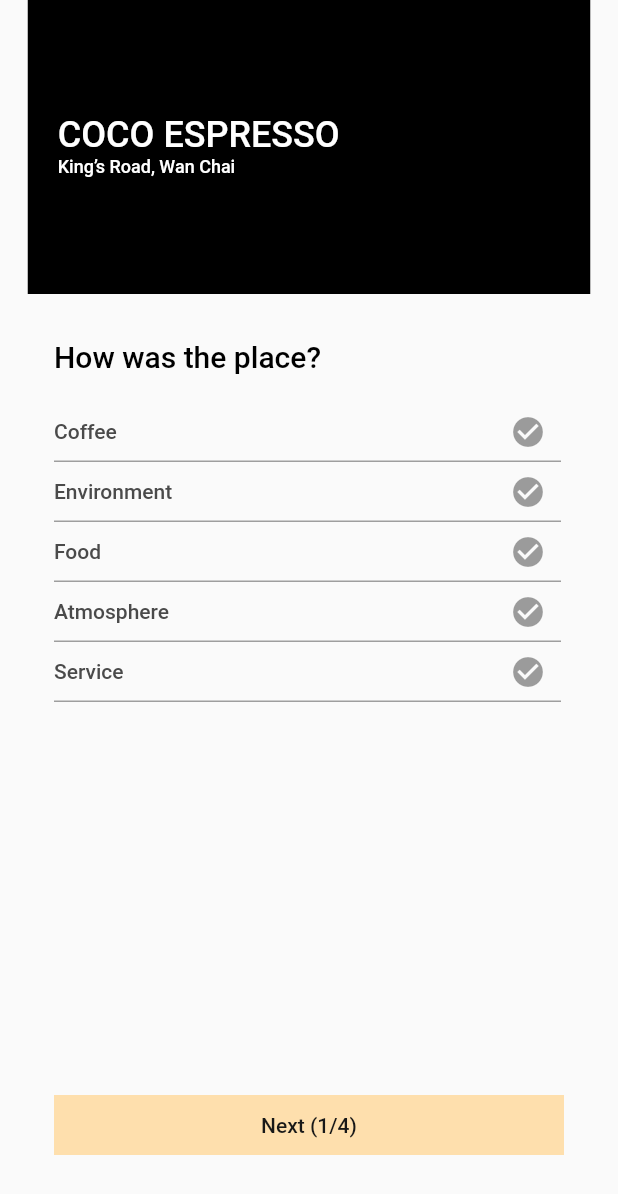
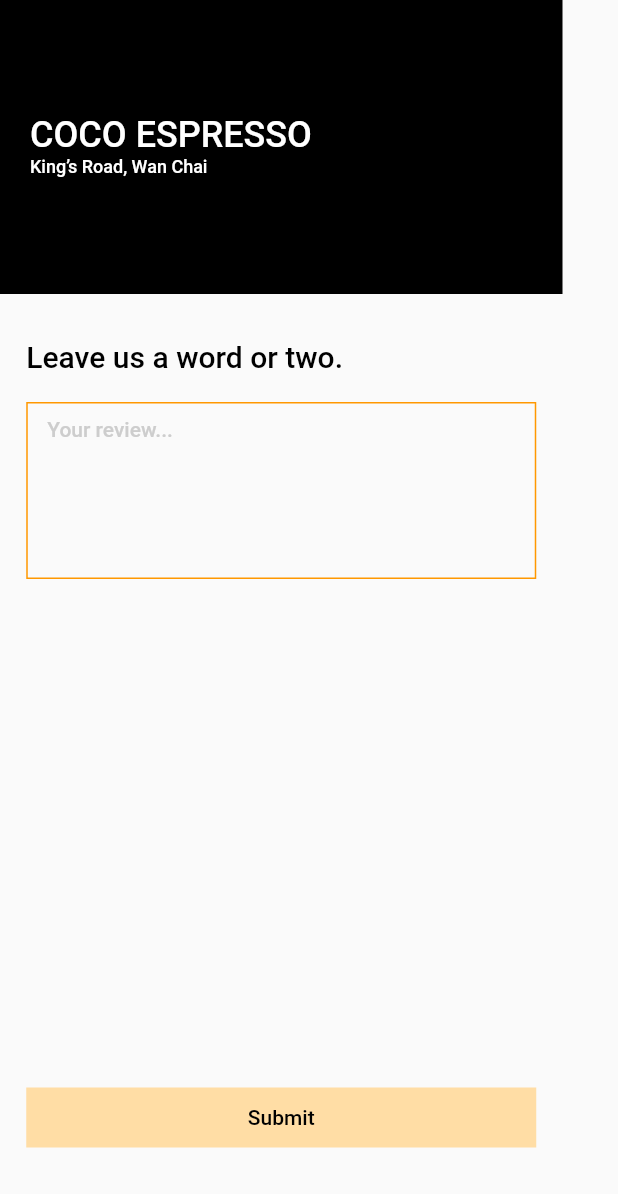
Before and after one commit to tkff1222/ui_screen, a Flutter app: the screen it shows after launch, on a phone screen of 412 x 824 dp. Shown: the top 1194 px of the screen. Run offline on Flutter 3.47's test engine with Material 2 defaults, Android fonts, the phone set to English and light mode, and no system bars; our stand-ins replace flutter_svg; Roboto replaces fonts that are missing (Futura).

```diff
--- /dev/null
+++ b/lib/C005.dart
@@ -0,0 +1,93 @@
+import 'package:flutter/material.dart';
+
+class C005 extends StatefulWidget {
+  C005({Key key}) : super(key: key);
+
+  @override
+  _C005State createState() => new _C005State();
+}
+
+class _C005State extends State<C005> {
+  @override
+  Widget build(BuildContext context) {
+    return new Scaffold(
+      body: new Column(
+        children: <Widget>[
+          new Container(
+              width: 375,
+              height: 196,
+              decoration: new BoxDecoration(
+                color: Color(0xFF000000),
+              ),
+              child: Padding(
+                padding: const EdgeInsets.only(left: 20),
+                child: Column(
+                  mainAxisAlignment: MainAxisAlignment.start,
+                  crossAxisAlignment: CrossAxisAlignment.start,
+                  children: <Widget>[
+                    SizedBox(height: 76.0),
+                    new Text( "COCO ESPRESSO", style: TextStyle(
+                      fontSize: 24,
+                      fontWeight: FontWeight.w500,
+                      fontFamily: "Futura",
+                      color: Color(0xFFFFFFFF),
+                    ),),
+                    new Text( "King’s Road, Wan Chai", style: TextStyle(
+                      fontSize: 12,
+                      fontWeight: FontWeight.w500,
+                      fontFamily: "Futura",
+                      color: Color(0xFFFFFFFF),
+                    ),),
+                  ],
+                ),
+              )),
+          new Column(
+            mainAxisAlignment: MainAxisAlignment.start,
+            crossAxisAlignment: CrossAxisAlignment.start,
+            children: <Widget>[
+              SizedBox(height: 30.0),
+              new Text("Leave us a word or two.", style: TextStyle(
+                fontSize: 20,
+                fontWeight: FontWeight.w500,
+                fontFamily: "Futura",
+                color: Color(0xFF000000),
+              ),),
+              SizedBox(height: 19.0),
+              new Container(
+                width: 340,
+                height:118,
+                decoration: BoxDecoration(border: Border.all(color: Colors.orange)),
+                child: Padding(
+                  padding: const EdgeInsets.only(left: 13, top: 9),
+                  child: new Text( "Your review...", style: TextStyle(
+                    fontSize: 14,
+                    fontWeight: FontWeight.w500,
+                    fontFamily: "Futura",
+                    color: Color(0xFFCDCDCD),
+                  ),),
+                )),
+            ],
+          ),
+          SizedBox(height: 339.0),
+          new Container(
+              width: 340,
+              height:40,
+              alignment: Alignment.center,
+              decoration: new BoxDecoration(
+                color: Color(0xFFFFDDA5),
+              ),
+              child: new Container(
+                  width: 226,
+                  height:19,
+                  alignment: Alignment.center,
+                  child:new Text( "Submit", style: TextStyle(
+                    fontSize: 14,
+                    fontWeight: FontWeight.w500,
+                    fontFamily: "Futura",
+                    color: Color(0xFF000000),
+                  ),))),
+        ],
+      ),
+    );
+  }
+}
--- a/lib/main.dart
+++ b/lib/main.dart
@@ -1,5 +1,8 @@
 import 'package:flutter/material.dart';
 import 'package:ui_screen/ArroC002.dart';
+import 'package:ui_screen/C003.dart';
+import 'package:ui_screen/C004.dart';
+import 'package:ui_screen/C005.dart';
 import 'package:ui_screen/ExploreSalon.dart';
 import 'package:ui_screen/H003.dart';
 import 'package:ui_screen/H006.dart';
@@ -42,7 +45,7 @@ class MyApp extends StatelessWidget {
       //home: MyHomePage(title: 'Flutter Demo Home Page'),
       //home:SalonLandingScreen(),
       //home: SA001(),
-      home: ArroC002(),
+      home: C005(),
     );
   }
 }
```
Also changed, not shown: lib/C003.dart (added, +310 -0 lines), lib/C004.dart (added, +83 -0 lines).
